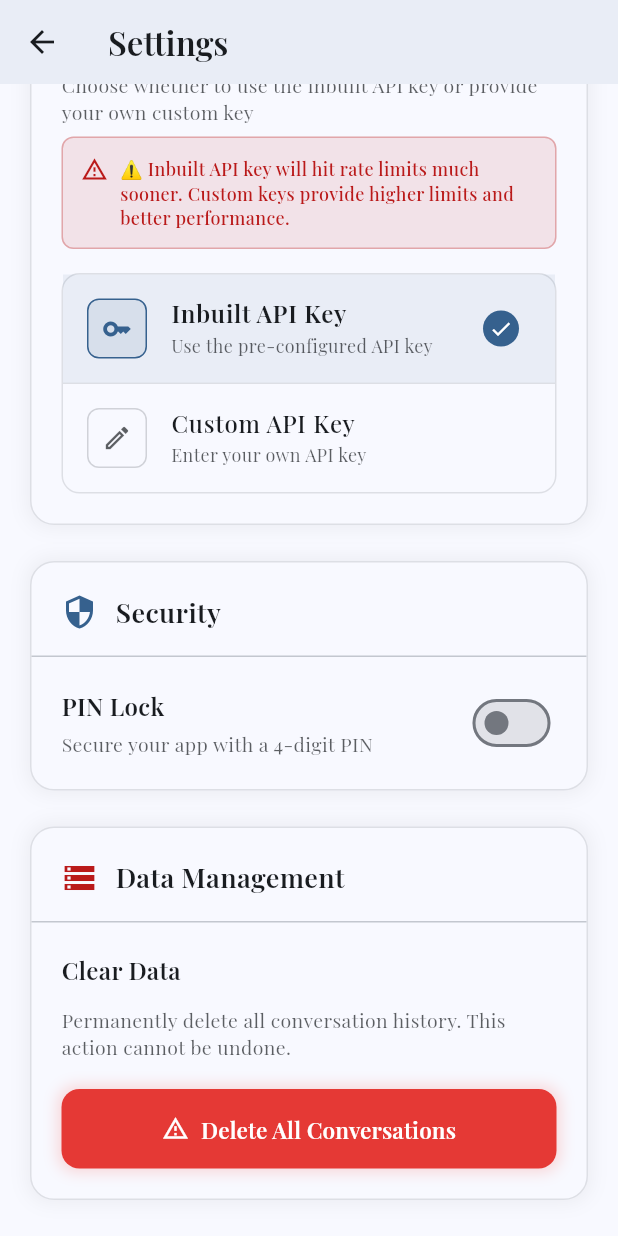
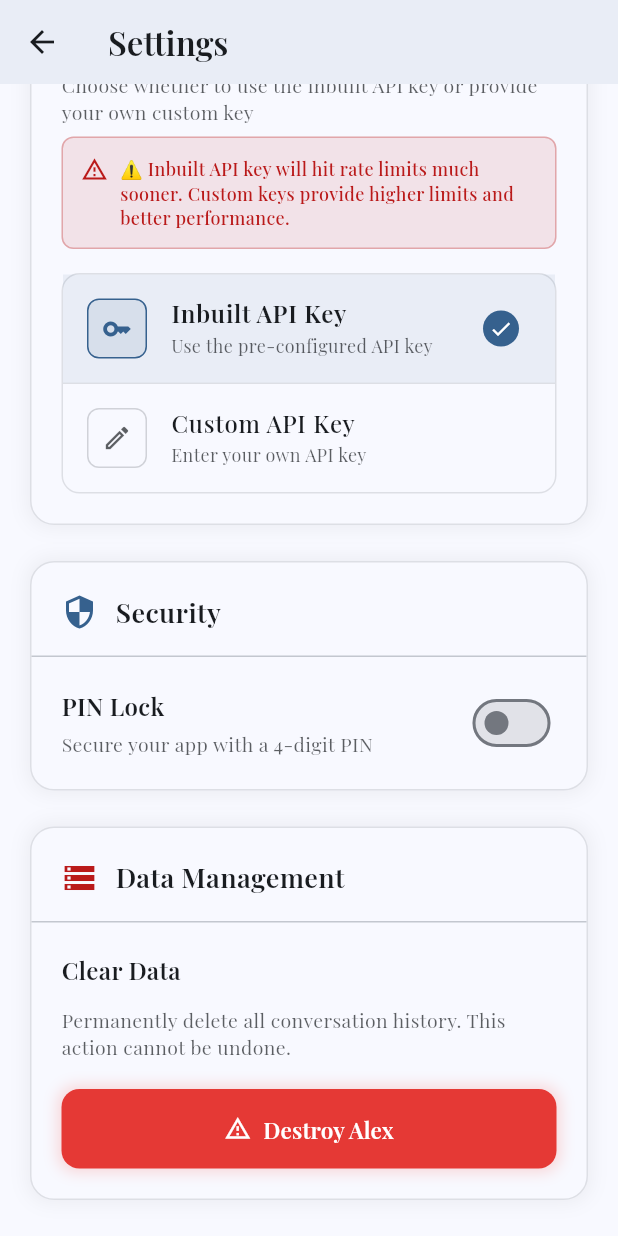
Before and after one commit to ThomasNowProductions/Alex, a Flutter app: the SettingsScreen screen opened directly, scrolled down 576 dp, on a phone screen of 412 x 824 dp. Run offline on Flutter 3.47's test engine with Material 3 defaults, Android fonts, the phone set to English and light mode, and no system bars; our stand-ins replace flutter_dotenv, google_fonts, logger, permission_handler, speech_to_text; missing offline and left inert: markdown_widget; project files that could hold a hidden picture were left out.

Commit message:
Updated deletion

```diff
--- a/lib/components/settings_screen.dart
+++ b/lib/components/settings_screen.dart
@@ -1,6 +1,7 @@
 import 'package:flutter/material.dart';
 import 'package:google_fonts/google_fonts.dart';
 import '../services/settings_service.dart';
+import '../services/summarization_service.dart';
 import '../utils/logger.dart';
 
 /// Settings screen for app preferences and configuration
@@ -826,7 +827,7 @@ class _SettingsScreenState extends State<SettingsScreen> {
             onPressed: _showDeleteConfirmationDialog,
             icon: const Icon(Icons.warning_amber_outlined),
             label: Text(
-              'Delete All Conversations',
+              'Destroy Alex',
               style: GoogleFonts.playfairDisplay(
                 fontWeight: FontWeight.w600,
                 fontSize: 15,
@@ -901,11 +902,13 @@ class _SettingsScreenState extends State<SettingsScreen> {
   void _deleteAllHistory() async {
     try {
       await SettingsService.clearAllHistory();
+      // Also clear all cached memories from summarization service
+      SummarizationService.clearAllMemories();
       if (mounted) {
         ScaffoldMessenger.of(context).showSnackBar(
           SnackBar(
             content: Text(
-              'All conversation history has been deleted',
+              'Alex has been destroyed and all memories wiped',
               style: GoogleFonts.playfairDisplay(),
             ),
             backgroundColor: Colors.green,
@@ -918,7 +921,7 @@ class _SettingsScreenState extends State<SettingsScreen> {
         ScaffoldMessenger.of(context).showSnackBar(
           SnackBar(
             content: Text(
-              'Failed to delete history. Please try again.',
+              'Failed to destroy Alex. Please try again.',
               style: GoogleFonts.playfairDisplay(),
             ),
             backgroundColor: Colors.red,
```
Also changed, not shown: lib/services/summarization_service.dart (+7 -0 lines).
